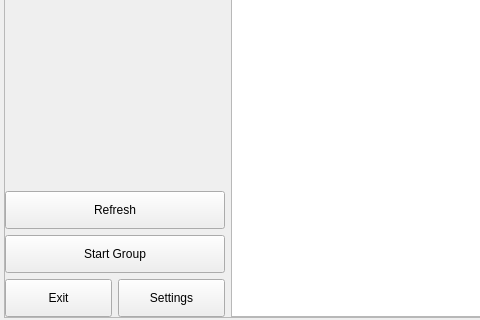
TI-ECS/wifi-direct-demo, file ui/mainwindow.ui: the form before one commit; both pictures show x 0 to 480 and y 148 to 468 of the 800 by 468 pixel window.
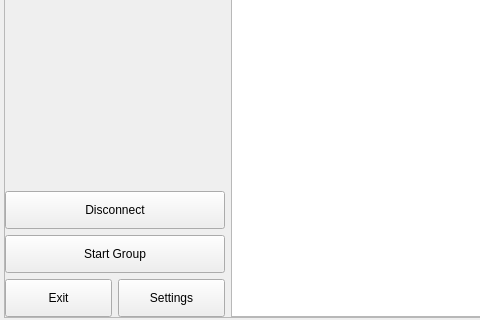
The form after the commit. Icons and pictures are not drawn.

Commit message:
[wpa, ui] Adding missing functionalities.
- Setting name.
- Shwoing the status.
- Disconnect.
- Stop group.

What changed in the file:
```diff
--- a/ui/mainwindow.ui
+++ b/ui/mainwindow.ui
@@ -326,7 +326,7 @@
              <item>
               <widget class="QPushButton" name="refreshButton">
                <property name="text">
-                <string>Refresh</string>
+                <string>Disconnect</string>
                </property>
               </widget>
              </item>
```
Left out of the diff: 4 changed lines with no effect on the pictures. The commit also changes 4 other files.
